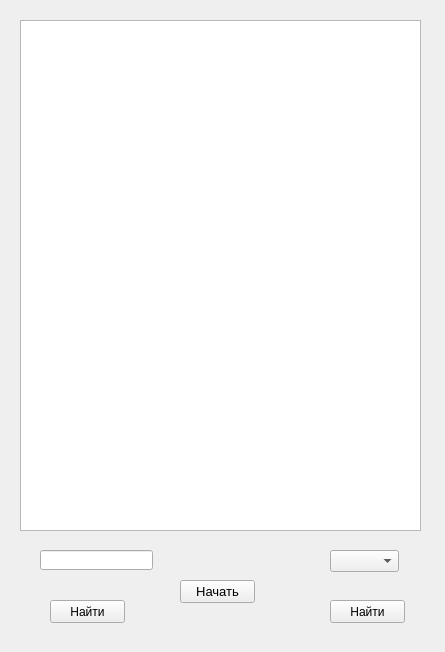
Qt form 5semestr/bd/lab8/num1.ui (kopch02/lab) before a commit.
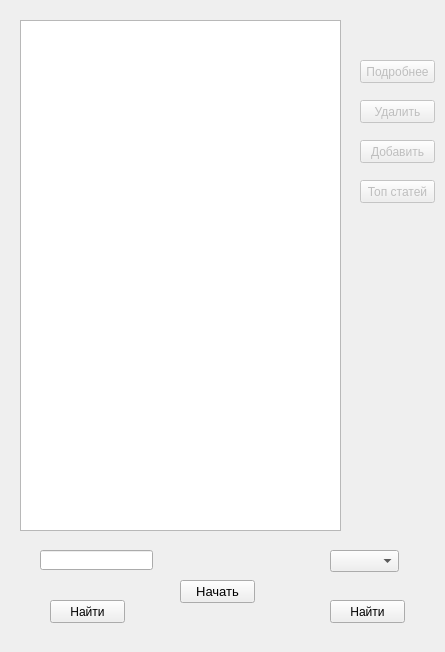
The same form after that commit.

```diff
--- a/5semestr/bd/lab8/num1.ui
+++ b/5semestr/bd/lab8/num1.ui
@@ -19,7 +19,7 @@
      <rect>
       <x>20</x>
       <y>20</y>
-      <width>401</width>
+      <width>321</width>
       <height>511</height>
      </rect>
     </property>
@@ -88,6 +88,70 @@
      <string>Найти</string>
     </property>
    </widget>
+   <widget class="QPushButton" name="btn_about">
+    <property name="enabled">
+     <bool>false</bool>
+    </property>
+    <property name="geometry">
+     <rect>
+      <x>360</x>
+      <y>60</y>
+      <width>75</width>
+      <height>23</height>
+     </rect>
+    </property>
+    <property name="text">
+     <string>Подробнее</string>
+    </property>
+   </widget>
+   <widget class="QPushButton" name="btn_delete">
+    <property name="enabled">
+     <bool>false</bool>
+    </property>
+    <property name="geometry">
+     <rect>
+      <x>360</x>
+      <y>100</y>
+      <width>75</width>
+      <height>23</height>
+     </rect>
+    </property>
+    <property name="text">
+     <string>Удалить</string>
+    </property>
+   </widget>
+   <widget class="QPushButton" name="btn_insert">
+    <property name="enabled">
+     <bool>false</bool>
+    </property>
+    <property name="geometry">
+     <rect>
+      <x>360</x>
+      <y>140</y>
+      <width>75</width>
+      <height>23</height>
+     </rect>
+    </property>
+    <property name="text">
+     <string>Добавить</string>
+    </property>
+   </widget>
+   <widget class="QPushButton" name="btn_top">
+    <property name="enabled">
+     <bool>false</bool>
+    </property>
+    <property name="geometry">
+     <rect>
+      <x>360</x>
+      <y>180</y>
+      <width>75</width>
+      <height>23</height>
+     </rect>
+    </property>
+    <property name="text">
+     <string>Топ статей</string>
+    </property>
+   </widget>
   </widget>
  </widget>
  <resources/>
```
